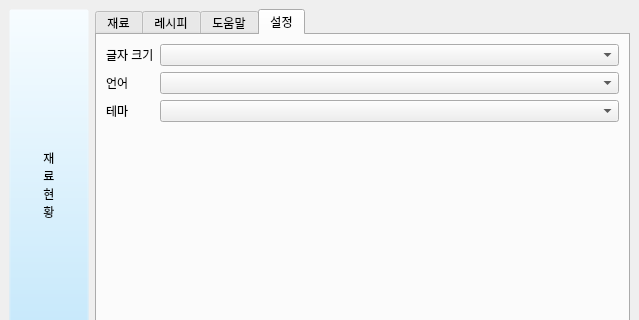
lsm-k/team-project, file interface/material_stat.ui: the form before one commit; both pictures show x 0 to 639 and y 0 to 320 of the 639 by 851 pixel window.
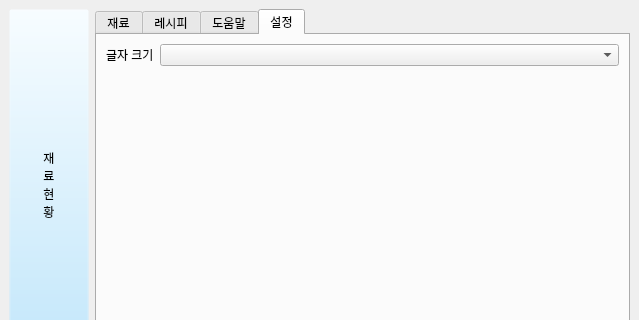
The form after the commit. The open tabs and pages were chosen to show the change.

Commit message: remove lang, theme option

```diff
--- a/interface/material_stat.ui
+++ b/interface/material_stat.ui
@@ -2630,26 +2630,6 @@
             <item row="0" column="1">
              <widget class="QComboBox" name="font_size_cbx"/>
             </item>
-            <item row="1" column="0">
-             <widget class="QLabel" name="lauage_label">
-              <property name="text">
-               <string>언어</string>
-              </property>
-             </widget>
-            </item>
-            <item row="1" column="1">
-             <widget class="QComboBox" name="lauage_cbx"/>
-            </item>
-            <item row="2" column="0">
-             <widget class="QLabel" name="theme_label">
-              <property name="text">
-               <string>테마</string>
-              </property>
-             </widget>
-            </item>
-            <item row="2" column="1">
-             <widget class="QComboBox" name="theme_cbx"/>
-            </item>
            </layout>
           </item>
           <item>
```
